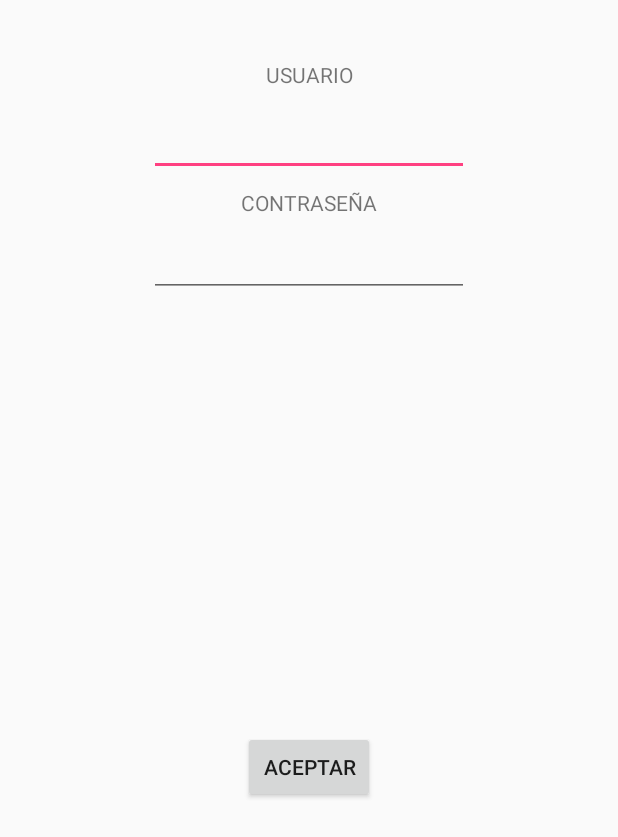
After one commit to JuanmaJJR/AppMenuTEAyudamos, an Android app: the layout fragment_login.xml on its own in the app's theme, with its tools: preview values and no code run, on a phone screen of 412 x 824 dp. The commit adds this screen. Shown: the top 837 px of the screen. Run offline under Robolectric (Android 15) with nearby library versions, the phone set to English and light mode, and no system bars.

Commit message:
login inicial + clases

```diff
--- a/app/build.gradle
+++ b/app/build.gradle
@@ -22,6 +22,7 @@ dependencies {
     implementation fileTree(dir: 'libs', include: ['*.jar'])
     implementation 'com.android.support:appcompat-v7:26.1.0'
     implementation 'com.android.support.constraint:constraint-layout:1.0.2'
+    implementation 'com.android.support:support-v4:26.1.0'
     testImplementation 'junit:junit:4.12'
     androidTestImplementation 'com.android.support.test:runner:1.0.1'
     androidTestImplementation 'com.android.support.test.espresso:espresso-core:3.0.1'
--- a/app/src/main/AndroidManifest.xml
+++ b/app/src/main/AndroidManifest.xml
@@ -9,7 +9,7 @@
         android:roundIcon="@mipmap/ic_launcher_round"
         android:supportsRtl="true"
         android:theme="@style/AppTheme" >
-        <activity android:name=".MainActivity" >
+        <activity android:name=".MainActivity" android:screenOrientation="landscape">
             <intent-filter>
                 <action android:name="android.intent.action.MAIN" />
 
--- /dev/null
+++ b/app/src/main/res/layout/fragment_login.xml
@@ -0,0 +1,81 @@
+<FrameLayout xmlns:android="http://schemas.android.com/apk/res/android"
+    xmlns:app="http://schemas.android.com/apk/res-auto"
+    xmlns:tools="http://schemas.android.com/tools"
+    android:layout_width="match_parent"
+    android:layout_height="match_parent"
+    tools:context="com.example.juanjusue.appmenuteayudamos.Fragments.LoginFragment">
+
+    <!-- TODO: Update blank fragment layout -->
+
+    <android.support.constraint.ConstraintLayout
+        android:layout_width="match_parent"
+        android:layout_height="match_parent">
+
+        <TextView
+            android:id="@+id/textView"
+            android:layout_width="wrap_content"
+            android:layout_height="24dp"
+            android:layout_marginEnd="8dp"
+            android:layout_marginStart="8dp"
+            android:layout_marginTop="40dp"
+            android:text="USUARIO"
+            app:layout_constraintEnd_toEndOf="parent"
+            app:layout_constraintStart_toStartOf="parent"
+            app:layout_constraintTop_toTopOf="parent" />
+
+        <TextView
+            android:id="@+id/textView2"
+            android:layout_width="wrap_content"
+            android:layout_height="wrap_content"
+            android:layout_marginEnd="8dp"
+            android:layout_marginStart="8dp"
+            android:layout_marginTop="8dp"
+            android:text="CONTRASEÑA"
+            app:layout_constraintEnd_toEndOf="parent"
+            app:layout_constraintStart_toStartOf="parent"
+            app:layout_constraintTop_toBottomOf="@+id/etUsuario" />
+
+        <EditText
+            android:id="@+id/etUsuario"
+            android:layout_width="wrap_content"
+            android:layout_height="wrap_content"
+            android:layout_marginEnd="8dp"
+            android:layout_marginStart="8dp"
+            android:layout_marginTop="8dp"
+            android:ems="10"
+            android:inputType="textPersonName"
+            app:layout_constraintEnd_toEndOf="parent"
+            app:layout_constraintStart_toStartOf="parent"
+            app:layout_constraintTop_toBottomOf="@+id/textView" />
+
+        <EditText
+            android:id="@+id/etPass"
+            android:layout_width="wrap_content"
+            android:layout_height="wrap_content"
+            android:layout_marginEnd="8dp"
+            android:layout_marginStart="8dp"
+            android:layout_marginTop="8dp"
+            android:ems="10"
+            android:inputType="textPersonName"
+            android:password="true"
+            app:layout_constraintEnd_toEndOf="parent"
+            app:layout_constraintHorizontal_bias="0.501"
+            app:layout_constraintStart_toStartOf="parent"
+            app:layout_constraintTop_toBottomOf="@+id/textView2" />
+
+        <Button
+            android:id="@+id/btnLogin"
+            android:layout_width="wrap_content"
+            android:layout_height="wrap_content"
+            android:layout_marginBottom="8dp"
+            android:layout_marginEnd="8dp"
+            android:layout_marginStart="8dp"
+            android:layout_marginTop="8dp"
+            android:text="Aceptar"
+            app:layout_constraintBottom_toBottomOf="parent"
+            app:layout_constraintEnd_toEndOf="parent"
+            app:layout_constraintStart_toStartOf="parent"
+            app:layout_constraintTop_toBottomOf="@+id/etPass"
+            android:onClick="comprobarUser"/>
+    </android.support.constraint.ConstraintLayout>
+</FrameLayout>
--- a/app/src/main/res/values/strings.xml
+++ b/app/src/main/res/values/strings.xml
@@ -1,3 +1,6 @@
 <resources>
     <string name="app_name">AppMenuTEAyudamos</string>
+
+    <!-- TODO: Remove or change this placeholder text -->
+    <string name="hello_blank_fragment">Hello blank fragment</string>
 </resources>
```
Also changed, not shown: app/src/main/java/com/example/juanjusue/appmenuteayudamos/Fragments/LoginFragment.java (added, +62 -0 lines), app/src/main/java/com/example/juanjusue/appmenuteayudamos/Fragments/UsuariosPlantas.java (added, +43 -0 lines), app/src/main/java/com/example/juanjusue/appmenuteayudamos/MainActivity.java (+23 -0 lines), app/src/main/java/com/example/juanjusue/appmenuteayudamos/Objetos/Usuarios.java (added, +32 -0 lines), app/src/main/res/layout/activity_main.xml (+11 -7 lines).
